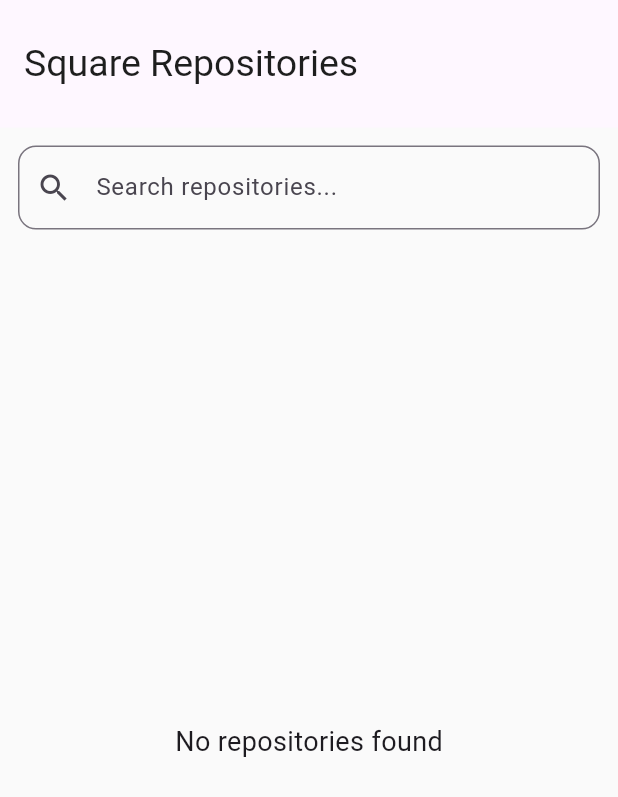
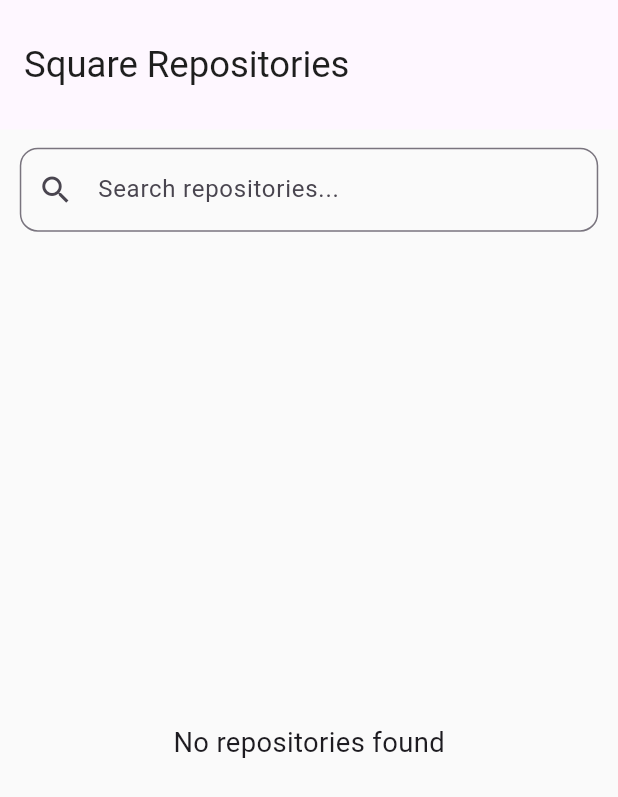
Before and after one commit to eslamwael22/Github_Square, a Flutter app: the screen it shows after launch, on a phone screen of 412 x 824 dp. Shown: the top 797 px of the screen. Run offline on Flutter 3.47's test engine with Material 3 defaults, Android fonts, the phone set to English and light mode, and no system bars; our stand-ins replace bloc, dio, equatable, flutter_bloc, flutter_screenutil, get_it and 2 more; accounts and stored records are empty; network calls fail.

Commit message:
apply responsive design through screen util package

```diff
--- a/lib/main.dart
+++ b/lib/main.dart
@@ -1,4 +1,5 @@
 import 'package:flutter/material.dart';
+import 'package:flutter_screenutil/flutter_screenutil.dart';
 import 'package:github_square/core/services/service_locator.dart';
 import 'package:github_square/presentation/screens/home_screen.dart';
 import 'package:github_square/presentation/screens/splash_screen.dart';
@@ -13,10 +14,17 @@ class MyApp extends StatelessWidget {
   const MyApp({super.key});
   @override
   Widget build(BuildContext context) {
-    return MaterialApp(
-      debugShowCheckedModeBanner: false,
-      title: 'Github Square',
-      home: SplashScreen(),
+    return ScreenUtilInit(
+      designSize: const Size(375, 812),
+      minTextAdapt: true,
+      splitScreenMode: true,
+      builder: (context, child) {
+        return MaterialApp(
+          debugShowCheckedModeBanner: false,
+          title: 'Github Square',
+          home: SplashScreen(),
+        );
+      },
     );
   }
 }
--- a/lib/presentation/screens/home_screen.dart
+++ b/lib/presentation/screens/home_screen.dart
@@ -1,5 +1,6 @@
 import 'package:flutter/material.dart';
 import 'package:flutter_bloc/flutter_bloc.dart';
+import 'package:flutter_screenutil/flutter_screenutil.dart';
 
 import '../../business_logic/cubit/github_cubit.dart';
 import '../../business_logic/cubit/github_state.dart';
@@ -56,10 +57,10 @@ class _GithubViewState extends State<GithubView> {
     return Scaffold(
       backgroundColor: const Color(0xffFAFAFA),
       appBar: AppBar(
-        title: const Text(
+        title: Text(
           "Square Repositories",
           style: TextStyle(
-            fontSize: 25,
+            fontSize: 24.sp,
             fontWeight: FontWeight.w400,
 
             color: Color(0xff1E1E1E),
@@ -67,7 +68,7 @@ class _GithubViewState extends State<GithubView> {
         ),
 
         centerTitle: false,
-        toolbarHeight: 85,
+        toolbarHeight: 85.h,
         elevation: 0,
         scrolledUnderElevation: 0,
       ),
@@ -82,15 +83,22 @@ class _GithubViewState extends State<GithubView> {
               child: Column(
                 mainAxisAlignment: MainAxisAlignment.center,
                 children: [
-                  const Icon(Icons.error_outline, size: 70, color: Colors.red),
-                  const SizedBox(height: 15),
+                  Icon(Icons.error_outline, size: 70.r, color: Colors.red),
+                  SizedBox(height: 15.h),
                   Text(state.message, textAlign: TextAlign.center),
-                  const SizedBox(height: 20),
+                  SizedBox(height: 20.h),
                   ElevatedButton(
                     onPressed: () {
                       context.read<GithubCubit>().getRepos();
                     },
-                    child: const Text("Retry"),
+                    child: Text(
+                      "Retry",
+                      style: TextStyle(
+                        fontSize: 16.sp,
+                        fontWeight: FontWeight.w500,
+                        color: Colors.white,
+                      ),
+                    ),
                   ),
                 ],
               ),
@@ -107,7 +115,10 @@ class _GithubViewState extends State<GithubView> {
               child: Column(
                 children: [
                   Padding(
-                    padding: const EdgeInsets.all(12),
+                    padding: EdgeInsets.symmetric(
+                      horizontal: 12.w,
+                      vertical: 12.h,
+                    ),
                     child: TextField(
                       controller: searchController,
                       onChanged: context.read<GithubCubit>().search,
@@ -121,11 +132,11 @@ class _GithubViewState extends State<GithubView> {
                     ),
                   ),
                   if (state.repos.isEmpty)
-                    const Expanded(
+                    Expanded(
                       child: Center(
                         child: Text(
                           "No repositories found",
-                          style: TextStyle(fontSize: 18),
+                          style: TextStyle(fontSize: 18.sp),
                         ),
                       ),
                     )
--- a/lib/presentation/widgets/repo_item.dart
+++ b/lib/presentation/widgets/repo_item.dart
@@ -1,4 +1,5 @@
 import 'package:flutter/material.dart';
+import 'package:flutter_screenutil/flutter_screenutil.dart';
 import 'package:url_launcher/url_launcher.dart';
 
 import '../../data/models/github_repo_model.dart';
@@ -25,11 +26,11 @@ class RepoItem extends StatelessWidget {
   Widget build(BuildContext context) {
     return Card(
       color: repo.fork ? Colors.white : Colors.green.shade100,
-      margin: const EdgeInsets.symmetric(horizontal: 12, vertical: 6),
+      margin: EdgeInsets.symmetric(horizontal: 12.w, vertical: 6.h),
       elevation: 2,
       shape: RoundedRectangleBorder(borderRadius: BorderRadius.circular(12)),
       child: InkWell(
-        borderRadius: BorderRadius.circular(12),
+        borderRadius: BorderRadius.circular(12.r),
         mouseCursor: SystemMouseCursors.click,
         onLongPress: () {
           showDialog(
@@ -83,14 +84,14 @@ class RepoItem extends StatelessWidget {
                 maxLines: 2,
                 overflow: TextOverflow.ellipsis,
               ),
-              const SizedBox(height: 8),
+              SizedBox(height: 8.h),
               Row(
                 children: [
-                  const Icon(Icons.person, size: 16, color: Colors.grey),
-                  const SizedBox(width: 5),
+                  Icon(Icons.person, size: 16.r, color: Colors.grey),
+                  SizedBox(width: 5.w),
                   Text(
                     repo.owner.login,
-                    style: const TextStyle(color: Colors.grey),
+                    style: TextStyle(color: Colors.grey, fontSize: 12.sp),
                   ),
                 ],
               ),
--- a/pubspec.yaml
+++ b/pubspec.yaml
@@ -42,6 +42,7 @@ dependencies:
   url_launcher: ^6.3.2
   hive: ^2.2.3
   hive_flutter: ^1.1.0
+  flutter_screenutil: ^5.9.3
 
 dev_dependencies:
   flutter_test:
```
Also changed, not shown: pubspec.lock.
